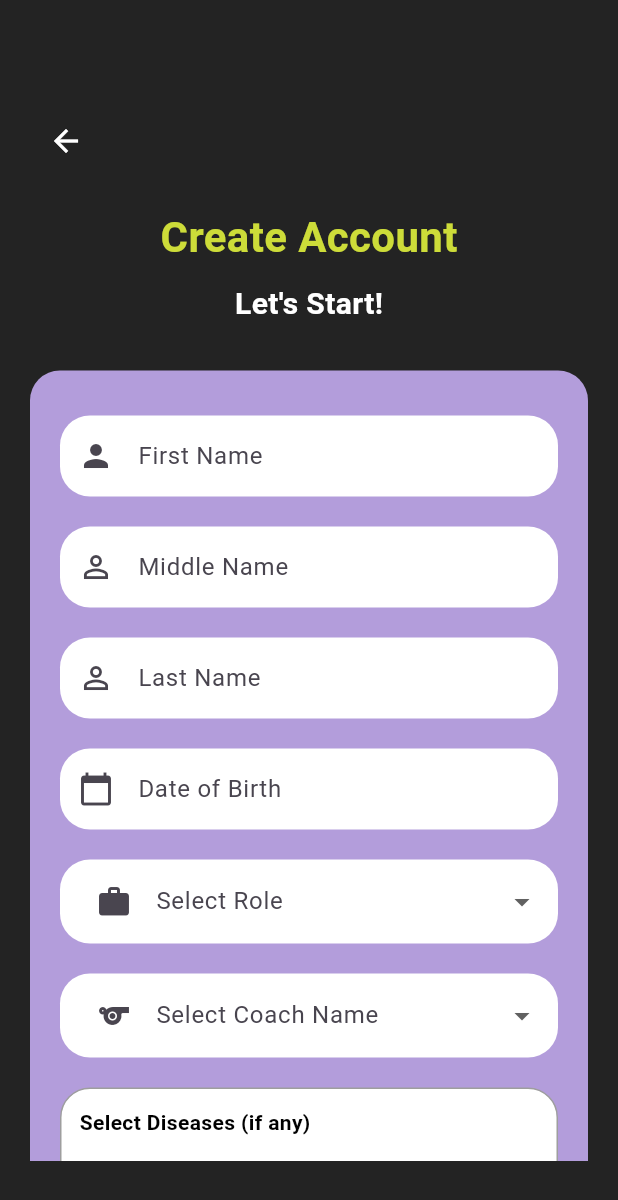
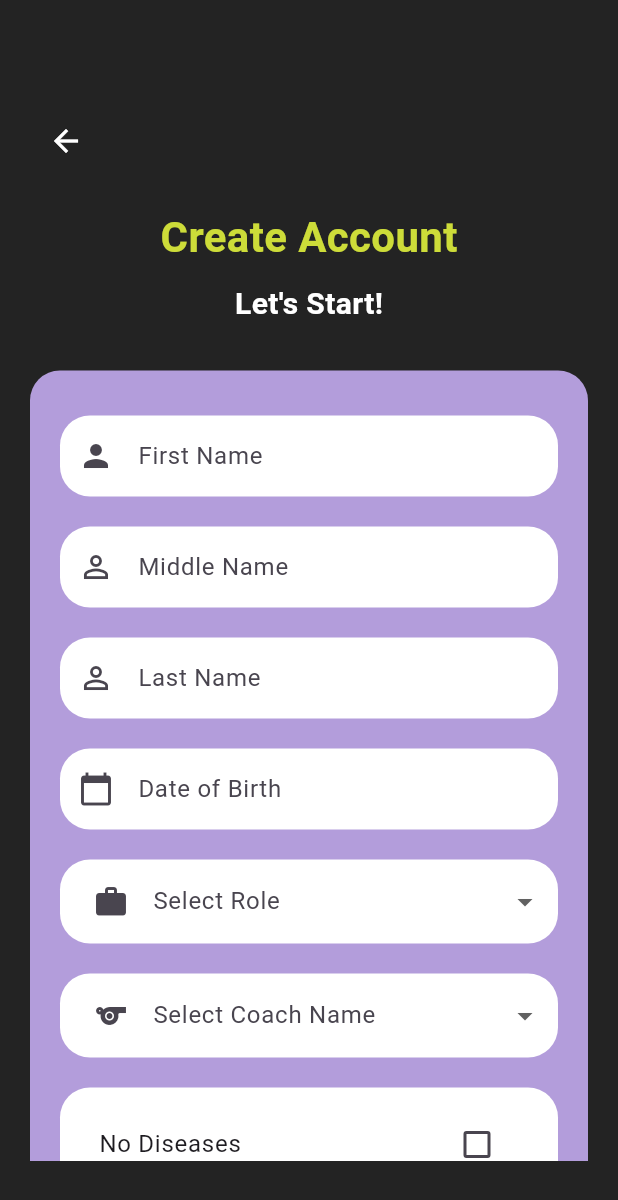
Before and after one commit to zyadelzyat/Mobile_GP_AI_Fit_Master, a Flutter app: the screen it shows after launch, after a tap on "Sign Up", on a phone screen of 412 x 824 dp. Shown: the top 1200 px of the screen. Run offline on Flutter 3.47's test engine with Material 3 defaults, Android fonts, the phone set to English and light mode, and no system bars.

Commit message:
Final222222

```diff
--- a/lib/signin_screen.dart
+++ b/lib/signin_screen.dart
@@ -1,8 +1,22 @@
 import 'package:flutter/material.dart';
 import 'signup_screen.dart'; // Import the SignUp screen
 
-class SignInScreen extends StatelessWidget {
+class SignInScreen extends StatefulWidget {
   const SignInScreen({super.key});
+
+  @override
+  _SignInScreenState createState() => _SignInScreenState();
+}
+
+class _SignInScreenState extends State<SignInScreen> {
+  final TextEditingController _emailController = TextEditingController();
+  final TextEditingController _passwordController = TextEditingController();
+
+  bool _isValidEmail(String email) {
+    // Regular expression for validating email format
+    final regex = RegExp(r'^[a-zA-Z0-9._%+-]+@[a-zA-Z0-9.-]+\.[a-zA-Z]{2,}$');
+    return regex.hasMatch(email);
+  }
 
   @override
   Widget build(BuildContext context) {
@@ -47,12 +61,12 @@ class SignInScreen extends StatelessWidget {
                 ),
                 child: Column(
                   children: [
-                    // Email input
-                    _buildTextField('Email', Icons.email),
+                    // Email input with validation
+                    _buildTextField('Email', Icons.email, _emailController),
                     const SizedBox(height: 20),
 
                     // Password input
-                    _buildTextField('Password', Icons.lock, obscureText: true),
+                    _buildTextField('Password', Icons.lock, _passwordController, obscureText: true),
                   ],
                 ),
               ),
@@ -80,7 +94,15 @@ class SignInScreen extends StatelessWidget {
                   borderSide: BorderSide.none,
                 ),
                 onPressed: () {
-                  // Handle login logic
+                  String email = _emailController.text;
+                  if (!_isValidEmail(email)) {
+                    ScaffoldMessenger.of(context).showSnackBar(SnackBar(
+                      content: const Text("Please enter a valid email address."),
+                    ));
+                    return;
+                  }
+
+                  // Handle login logic here
                 },
                 child: const Text(
                   'Log In',
@@ -126,13 +148,14 @@ class SignInScreen extends StatelessWidget {
     );
   }
 
-  Widget _buildTextField(String hintText, IconData icon, {bool obscureText = false}) {
+  Widget _buildTextField(String hintText, IconData icon, TextEditingController controller, {bool obscureText = false}) {
     return Container(
       decoration: BoxDecoration(
         color: Colors.white,
         borderRadius: BorderRadius.circular(20),
       ),
       child: TextField(
+        controller: controller,
         obscureText: obscureText,
         decoration: InputDecoration(
           hintText: hintText,
--- a/lib/signup_screen.dart
+++ b/lib/signup_screen.dart
@@ -1,6 +1,7 @@
 import 'package:flutter/material.dart';
 import 'signin_screen.dart'; // Import the SignIn screen
 import 'package:intl/intl.dart'; // Import for DateFormat
+// For phone number input formatting
 
 class SignUpScreen extends StatefulWidget {
   const SignUpScreen({super.key});
@@ -38,6 +39,19 @@ class _SignUpScreenState extends State<SignUpScreen> {
         _dobController.text = DateFormat('yyyy-MM-dd').format(pickedDate);
       });
     }
+  }
+
+  bool _isValidEmail(String email) {
+    // Regular expression for validating email format
+    final regex = RegExp(r'^[a-zA-Z0-9._%+-]+@[a-zA-Z0-9.-]+\.[a-zA-Z]{2,}$');
+    return regex.hasMatch(email);
+  }
+
+  bool _isOldEnough(String dob) {
+    // Convert the input to DateTime and check the age (minimum 12 years)
+    final birthDate = DateTime.parse(dob);
+    final age = DateTime.now().year - birthDate.year;
+    return age >= 12;
   }
 
   @override
@@ -187,6 +201,21 @@ class _SignUpScreenState extends State<SignUpScreen> {
                   borderSide: BorderSide.none,
                 ),
                 onPressed: () {
+                  String email = _emailController.text;
+                  String dob = _dobController.text;
+                  if (!_isValidEmail(email)) {
+                    ScaffoldMessenger.of(context).showSnackBar(const SnackBar(
+                      content: Text("Please enter a valid email address."),
+                    ));
+                    return;
+                  }
+                  if (!_isOldEnough(dob)) {
+                    ScaffoldMessenger.of(context).showSnackBar(const SnackBar(
+                      content: Text("You must be at least 12 years old."),
+                    ));
+                    return;
+                  }
+
                   // Handle sign-up logic
                   Navigator.pushReplacement(
                     context,
@@ -283,65 +312,55 @@ class _SignUpScreenState extends State<SignUpScreen> {
     required String? value,
     required List<String> items,
     required IconData icon,
-    required void Function(String?) onChanged,
+    required Function(String?) onChanged,
   }) {
     return Container(
-      padding: const EdgeInsets.symmetric(horizontal: 12),
+      padding: const EdgeInsets.symmetric(horizontal: 10),
       decoration: BoxDecoration(
         color: Colors.white,
         borderRadius: BorderRadius.circular(20),
       ),
       child: DropdownButtonFormField<String>(
         value: value,
-        decoration: InputDecoration(
-          labelText: label,
-          prefixIcon: Icon(icon),
-          border: InputBorder.none,
-        ),
-        items: items.map((item) {
+        items: items.map((String item) {
           return DropdownMenuItem<String>(
             value: item,
             child: Text(item),
           );
         }).toList(),
         onChanged: onChanged,
+        decoration: InputDecoration(
+          labelText: label,
+          prefixIcon: Icon(icon),
+          border: InputBorder.none,
+        ),
       ),
     );
   }
 
   Widget _buildDiseasesMultiSelectBox() {
     return Container(
-      padding: const EdgeInsets.all(12),
+      padding: const EdgeInsets.all(10),
       decoration: BoxDecoration(
         color: Colors.white,
         borderRadius: BorderRadius.circular(20),
-        border: Border.all(color: Colors.grey),
       ),
       child: Column(
-        crossAxisAlignment: CrossAxisAlignment.start,
-        children: [
-          const Text(
-            "Select Diseases (if any)",
-            style: TextStyle(color: Colors.black, fontWeight: FontWeight.bold),
-          ),
-          const SizedBox(height: 10),
-          ..._diseases.map((disease) {
+        children: _diseases.map((disease) {
           return CheckboxListTile(
             title: Text(disease),
             value: _selectedDiseases.contains(disease),
-              onChanged: (isSelected) {
+            onChanged: (bool? selected) {
               setState(() {
-                  if (isSelected!) {
+                if (selected == true) {
                   _selectedDiseases.add(disease);
                 } else {
                   _selectedDiseases.remove(disease);
                 }
               });
             },
-              controlAffinity: ListTileControlAffinity.leading,
           );
-          }),
-        ],
+        }).toList(),
       ),
     );
   }
```
Lines whose indentation alone changed are shown as unchanged.
